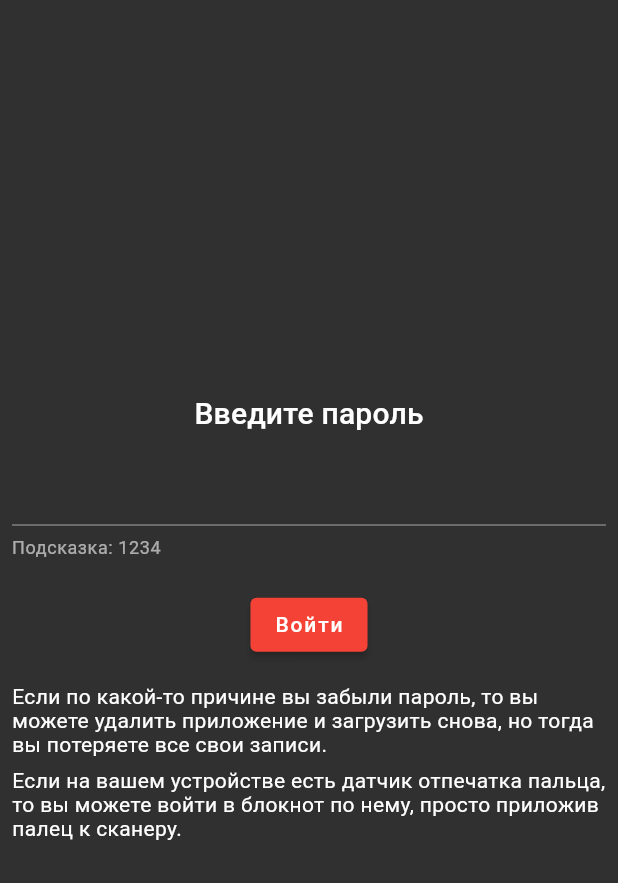
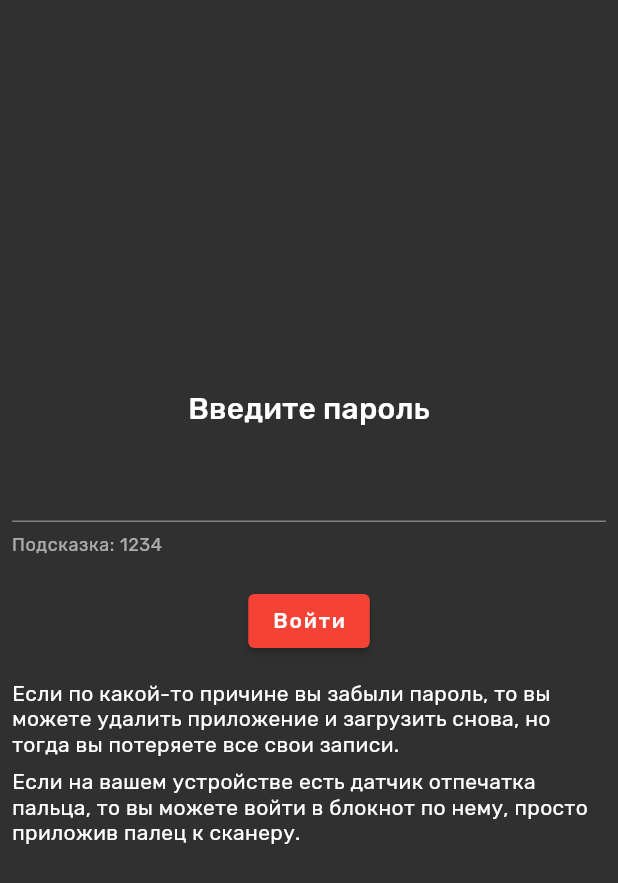
Before and after one commit to fear404-png/fastpad, a Flutter app: the NoteEditWidget screen opened by its route, after a tap on the "check" icon, on a phone screen of 412 x 824 dp. Shown: the top 883 px of the screen. Run offline on Flutter 3.47's test engine with Material 2 defaults, Android fonts, the phone set to English and light mode, and no system bars; our stand-ins replace bloc, flutter_bloc, flutter_slidable; project files that could hold a hidden picture were left out.

Commit message:
Убран пакет google_font за ненадобностью

```diff
--- a/lib/bloc/bloc/notes_bloc.dart
+++ b/lib/bloc/bloc/notes_bloc.dart
@@ -14,65 +14,41 @@ class NotesBloc extends Bloc<NotesEvent, NotesState> {
   static String password = "1234";
   static bool isLogin = password == "" ? true : false;
 
-  static int currentFont = 5;
+  static int currentFont = 4;
   static int currentTheme = 0;
   static double textSizeMultiplier = 1;
 
 //я устал писать это...
   static ThemeData themeApp = appThemeData[currentTheme].copyWith(
       textTheme: TextTheme(
-    headline1: appFonts[currentFont].copyWith(
-        fontSize: 97 * textSizeMultiplier,
-        fontWeight: FontWeight.w300,
-        letterSpacing: -1.5),
-    headline2: appFonts[currentFont].copyWith(
-        fontSize: 61 * textSizeMultiplier,
-        fontWeight: FontWeight.w300,
-        letterSpacing: -0.5),
+    headline1: appFonts[currentFont]
+        .copyWith(fontSize: 97 * textSizeMultiplier, letterSpacing: -1.5),
+    headline2: appFonts[currentFont]
+        .copyWith(fontSize: 61 * textSizeMultiplier, letterSpacing: -0.5),
     headline3: appFonts[currentFont].copyWith(
       fontSize: 48 * textSizeMultiplier,
-      fontWeight: FontWeight.w400,
     ),
-    headline4: appFonts[currentFont].copyWith(
-        fontSize: 34 * textSizeMultiplier,
-        fontWeight: FontWeight.w400,
-        letterSpacing: 0.25),
+    headline4: appFonts[currentFont]
+        .copyWith(fontSize: 34 * textSizeMultiplier, letterSpacing: 0.25),
     headline5: appFonts[currentFont].copyWith(
       fontSize: 24 * textSizeMultiplier,
-      fontWeight: FontWeight.w400,
     ),
-    headline6: appFonts[currentFont].copyWith(
-        fontSize: 20 * textSizeMultiplier,
-        fontWeight: FontWeight.w500,
-        letterSpacing: 0.15),
-    subtitle1: appFonts[currentFont].copyWith(
-        fontSize: 16 * textSizeMultiplier,
-        fontWeight: FontWeight.w400,
-        letterSpacing: 0.15),
-    subtitle2: appFonts[currentFont].copyWith(
-        fontSize: 14 * textSizeMultiplier,
-        fontWeight: FontWeight.w500,
-        letterSpacing: 0.1),
-    bodyText1: appFonts[currentFont].copyWith(
-        fontSize: 16 * textSizeMultiplier,
-        fontWeight: FontWeight.w500,
-        letterSpacing: 0.5),
-    bodyText2: appFonts[currentFont].copyWith(
-        fontSize: 14 * textSizeMultiplier,
-        fontWeight: FontWeight.w400,
-        letterSpacing: 0.25),
-    button: appFonts[currentFont].copyWith(
-        fontSize: 14 * textSizeMultiplier,
-        fontWeight: FontWeight.w500,
-        letterSpacing: 1.25),
-    caption: appFonts[currentFont].copyWith(
-        fontSize: 12 * textSizeMultiplier,
-        fontWeight: FontWeight.w400,
-        letterSpacing: 0.4),
-    overline: appFonts[currentFont].copyWith(
-        fontSize: 10 * textSizeMultiplier,
-        fontWeight: FontWeight.w400,
-        letterSpacing: 1.5),
+    headline6: appFonts[currentFont]
+        .copyWith(fontSize: 20 * textSizeMultiplier, letterSpacing: 0.15),
+    subtitle1: appFonts[currentFont]
+        .copyWith(fontSize: 16 * textSizeMultiplier, letterSpacing: 0.15),
+    subtitle2: appFonts[currentFont]
+        .copyWith(fontSize: 14 * textSizeMultiplier, letterSpacing: 0.1),
+    bodyText1: appFonts[currentFont]
+        .copyWith(fontSize: 16 * textSizeMultiplier, letterSpacing: 0.5),
+    bodyText2: appFonts[currentFont]
+        .copyWith(fontSize: 14 * textSizeMultiplier, letterSpacing: 0.25),
+    button: appFonts[currentFont]
+        .copyWith(fontSize: 14 * textSizeMultiplier, letterSpacing: 1.25),
+    caption: appFonts[currentFont]
+        .copyWith(fontSize: 12 * textSizeMultiplier, letterSpacing: 0.4),
+    overline: appFonts[currentFont]
+        .copyWith(fontSize: 10 * textSizeMultiplier, letterSpacing: 1.5),
   ).apply(bodyColor: appThemeData[currentTheme].colorScheme.onError));
 
   NotesBloc()
@@ -89,174 +65,68 @@ class NotesBloc extends Bloc<NotesEvent, NotesState> {
         currentTheme = event.idTheme;
         themeApp = appThemeData[currentTheme].copyWith(
             textTheme: TextTheme(
-          headline1: appFonts[currentFont].copyWith(
-              fontSize: 97 * textSizeMultiplier,
-              fontWeight: FontWeight.w300,
-              letterSpacing: -1.5),
-          headline2: appFonts[currentFont].copyWith(
-              fontSize: 61 * textSizeMultiplier,
-              fontWeight: FontWeight.w300,
-              letterSpacing: -0.5),
+          headline1: appFonts[currentFont]
+              .copyWith(fontSize: 97 * textSizeMultiplier, letterSpacing: -1.5),
+          headline2: appFonts[currentFont]
+              .copyWith(fontSize: 61 * textSizeMultiplier, letterSpacing: -0.5),
           headline3: appFonts[currentFont].copyWith(
             fontSize: 48 * textSizeMultiplier,
-            fontWeight: FontWeight.w400,
           ),
-          headline4: appFonts[currentFont].copyWith(
-              fontSize: 34 * textSizeMultiplier,
-              fontWeight: FontWeight.w400,
-              letterSpacing: 0.25),
+          headline4: appFonts[currentFont]
+              .copyWith(fontSize: 34 * textSizeMultiplier, letterSpacing: 0.25),
           headline5: appFonts[currentFont].copyWith(
             fontSize: 24 * textSizeMultiplier,
-            fontWeight: FontWeight.w400,
           ),
-          headline6: appFonts[currentFont].copyWith(
-              fontSize: 20 * textSizeMultiplier,
-              fontWeight: FontWeight.w500,
-              letterSpacing: 0.15),
-          subtitle1: appFonts[currentFont].copyWith(
-              fontSize: 16 * textSizeMultiplier,
-              fontWeight: FontWeight.w400,
-              letterSpacing: 0.15),
-          subtitle2: appFonts[currentFont].copyWith(
-              fontSize: 14 * textSizeMultiplier,
-              fontWeight: FontWeight.w500,
-              letterSpacing: 0.1),
-          bodyText1: appFonts[currentFont].copyWith(
-              fontSize: 16 * textSizeMultiplier,
-              fontWeight: FontWeight.w500,
-              letterSpacing: 0.5),
-          bodyText2: appFonts[currentFont].copyWith(
-              fontSize: 14 * textSizeMultiplier,
-              fontWeight: FontWeight.w400,
-              letterSpacing: 0.25),
-          button: appFonts[currentFont].copyWith(
-              fontSize: 14 * textSizeMultiplier,
-              fontWeight: FontWeight.w500,
-              letterSpacing: 1.25),
-          caption: appFonts[currentFont].copyWith(
-              fontSize: 12 * textSizeMultiplier,
-              fontWeight: FontWeight.w400,
-              letterSpacing: 0.4),
-          overline: appFonts[currentFont].copyWith(
-              fontSize: 10 * textSizeMultiplier,
-              fontWeight: FontWeight.w400,
-              letterSpacing: 1.5),
-        ).apply(bodyColor: appThemeData[currentTheme].colorScheme.onError));
-      } else if (event is ChangeFontEvent) {
-        currentFont = event.idFont;
-        themeApp = appThemeData[currentTheme].copyWith(
-            textTheme: TextTheme(
-          headline1: appFonts[currentFont].copyWith(
-              fontSize: 97 * textSizeMultiplier,
-              fontWeight: FontWeight.w300,
-              letterSpacing: -1.5),
-          headline2: appFonts[currentFont].copyWith(
-              fontSize: 61 * textSizeMultiplier,
-              fontWeight: FontWeight.w300,
-              letterSpacing: -0.5),
-          headline3: appFonts[currentFont].copyWith(
-            fontSize: 48 * textSizeMultiplier,
-            fontWeight: FontWeight.w400,
-          ),
-          headline4: appFonts[currentFont].copyWith(
-              fontSize: 34 * textSizeMultiplier,
-              fontWeight: FontWeight.w400,
-              letterSpacing: 0.25),
-          headline5: appFonts[currentFont].copyWith(
-            fontSize: 24 * textSizeMultiplier,
-            fontWeight: FontWeight.w400,
-          ),
-          headline6: appFonts[currentFont].copyWith(
-              fontSize: 20 * textSizeMultiplier,
-              fontWeight: FontWeight.w500,
-              letterSpacing: 0.15),
-          subtitle1: appFonts[currentFont].copyWith(
-              fontSize: 16 * textSizeMultiplier,
-              fontWeight: FontWeight.w400,
-              letterSpacing: 0.15),
-          subtitle2: appFonts[currentFont].copyWith(
-              fontSize: 14 * textSizeMultiplier,
-              fontWeight: FontWeight.w500,
-              letterSpacing: 0.1),
-          bodyText1: appFonts[currentFont].copyWith(
-              fontSize: 16 * textSizeMultiplier,
-              fontWeight: FontWeight.w500,
-              letterSpacing: 0.5),
-          bodyText2: appFonts[currentFont].copyWith(
-              fontSize: 14 * textSizeMultiplier,
-              fontWeight: FontWeight.w400,
-              letterSpacing: 0.25),
-          button: appFonts[currentFont].copyWith(
-              fontSize: 14 * textSizeMultiplier,
-              fontWeight: FontWeight.w500,
-              letterSpacing: 1.25),
-          caption: appFonts[currentFont].copyWith(
-              fontSize: 12 * textSizeMultiplier,
-              fontWeight: FontWeight.w400,
-              letterSpacing: 0.4),
-          overline: appFonts[currentFont].copyWith(
-              fontSize: 10 * textSizeMultiplier,
-              fontWeight: FontWeight.w400,
-              letterSpacing: 1.5),
+          headline6: appFonts[currentFont]
+              .copyWith(fontSize: 20 * textSizeMultiplier, letterSpacing: 0.15),
+          subtitle1: appFonts[currentFont]
+              .copyWith(fontSize: 16 * textSizeMultiplier, letterSpacing: 0.15),
+          subtitle2: appFonts[currentFont]
+              .copyWith(fontSize: 14 * textSizeMultiplier, letterSpacing: 0.1),
+          bodyText1: appFonts[currentFont]
+              .copyWith(fontSize: 16 * textSizeMultiplier, letterSpacing: 0.5),
+          bodyText2: appFonts[currentFont]
+              .copyWith(fontSize: 14 * textSizeMultiplier, letterSpacing: 0.25),
+          button: appFonts[currentFont]
+              .copyWith(fontSize: 14 * textSizeMultiplier, letterSpacing: 1.25),
+          caption: appFonts[currentFont]
+              .copyWith(fontSize: 12 * textSizeMultiplier, letterSpacing: 0.4),
+          overline: appFonts[currentFont]
+              .copyWith(fontSize: 10 * textSizeMultiplier, letterSpacing: 1.5),
         ).apply(bodyColor: appThemeData[currentTheme].colorScheme.onError));
       } else if (event is ChangeTextSizeEvent) {
         textSizeMultiplier = event.size;
         themeApp = appThemeData[currentTheme].copyWith(
             textTheme: TextTheme(
-                    headline1: appFonts[currentFont].copyWith(
-                        fontSize: 97 * textSizeMultiplier,
-                        fontWeight: FontWeight.w300,
-                        letterSpacing: -1.5),
-                    headline2: appFonts[currentFont].copyWith(
-                        fontSize: 61 * textSizeMultiplier,
-                        fontWeight: FontWeight.w300,
-                        letterSpacing: -0.5),
+          headline1: appFonts[currentFont]
+              .copyWith(fontSize: 97 * textSizeMultiplier, letterSpacing: -1.5),
+          headline2: appFonts[currentFont]
+              .copyWith(fontSize: 61 * textSizeMultiplier, letterSpacing: -0.5),
           headline3: appFonts[currentFont].copyWith(
             fontSize: 48 * textSizeMultiplier,
-                      fontWeight: FontWeight.w400,
           ),
-                    headline4: appFonts[currentFont].copyWith(
-                        fontSize: 34 * textSizeMultiplier,
-                        fontWeight: FontWeight.w400,
-                        letterSpacing: 0.25),
+          headline4: appFonts[currentFont]
+              .copyWith(fontSize: 34 * textSizeMultiplier, letterSpacing: 0.25),
           headline5: appFonts[currentFont].copyWith(
             fontSize: 24 * textSizeMultiplier,
-                      fontWeight: FontWeight.w400,
           ),
-                    headline6: appFonts[currentFont].copyWith(
-                        fontSize: 20 * textSizeMultiplier,
-                        fontWeight: FontWeight.w500,
-                        letterSpacing: 0.15),
-                    subtitle1: appFonts[currentFont].copyWith(
-                        fontSize: 16 * textSizeMultiplier,
-                        fontWeight: FontWeight.w400,
-                        letterSpacing: 0.15),
-                    subtitle2: appFonts[currentFont].copyWith(
-                        fontSize: 14 * textSizeMultiplier,
-                        fontWeight: FontWeight.w500,
-                        letterSpacing: 0.1),
-                    bodyText1: appFonts[currentFont].copyWith(
-                        fontSize: 16 * textSizeMultiplier,
-                        fontWeight: FontWeight.w500,
-                        letterSpacing: 0.5),
-                    bodyText2: appFonts[currentFont].copyWith(
-                        fontSize: 14 * textSizeMultiplier,
-                        fontWeight: FontWeight.w400,
-                        letterSpacing: 0.25),
-                    button: appFonts[currentFont].copyWith(
-                        fontSize: 14 * textSizeMultiplier,
-                        fontWeight: FontWeight.w500,
-                        letterSpacing: 1.25),
-                    caption: appFonts[currentFont].copyWith(
-                        fontSize: 12 * textSizeMultiplier,
-                        fontWeight: FontWeight.w400,
-                        letterSpacing: 0.4),
-                    overline: appFonts[currentFont].copyWith(
-                        fontSize: 10 * textSizeMultiplier,
-                        fontWeight: FontWeight.w400,
-                        letterSpacing: 1.5))
-                .apply(
-                    bodyColor: appThemeData[currentTheme].colorScheme.onError));
+          headline6: appFonts[currentFont]
+              .copyWith(fontSize: 20 * textSizeMultiplier, letterSpacing: 0.15),
+          subtitle1: appFonts[currentFont]
+              .copyWith(fontSize: 16 * textSizeMultiplier, letterSpacing: 0.15),
+          subtitle2: appFonts[currentFont]
+              .copyWith(fontSize: 14 * textSizeMultiplier, letterSpacing: 0.1),
+          bodyText1: appFonts[currentFont]
+              .copyWith(fontSize: 16 * textSizeMultiplier, letterSpacing: 0.5),
+          bodyText2: appFonts[currentFont]
+              .copyWith(fontSize: 14 * textSizeMultiplier, letterSpacing: 0.25),
+          button: appFonts[currentFont]
+              .copyWith(fontSize: 14 * textSizeMultiplier, letterSpacing: 1.25),
+          caption: appFonts[currentFont]
+              .copyWith(fontSize: 12 * textSizeMultiplier, letterSpacing: 0.4),
+          overline: appFonts[currentFont]
+              .copyWith(fontSize: 10 * textSizeMultiplier, letterSpacing: 1.5),
+        ).apply(bodyColor: appThemeData[currentTheme].colorScheme.onError));
       } else if (event is CheckPasswordEvent) {
         if (event.password == password) {
           isLogin = true;
--- a/lib/theme/app_fonts.dart
+++ b/lib/theme/app_fonts.dart
@@ -1,12 +1,11 @@
 import 'package:flutter/cupertino.dart';
-import 'package:google_fonts/google_fonts.dart';
 
 final List<TextStyle> appFonts = [
-  GoogleFonts.badScript(),
-  GoogleFonts.cormorantSc(),
-  GoogleFonts.montserrat(),
-  GoogleFonts.rubik(),
-  GoogleFonts.rubikGlitch(),
-  GoogleFonts.ubuntuMono(),
-  GoogleFonts.ubuntu()
+  const TextStyle(fontFamily: "BadScript"),
+  const TextStyle(fontFamily: "CormorantSC"),
+  const TextStyle(fontFamily: "Montserrat"),
+  const TextStyle(fontFamily: "Roboto"),
+  const TextStyle(fontFamily: "Rubik"),
+  const TextStyle(fontFamily: "RubikGlitch"),
+  const TextStyle(fontFamily: "UbuntuMono"),
 ];
```
Also changed, not shown: pubspec.yaml (+26 -13 lines), pubspec.lock. Lines whose indentation alone changed are shown as unchanged.
